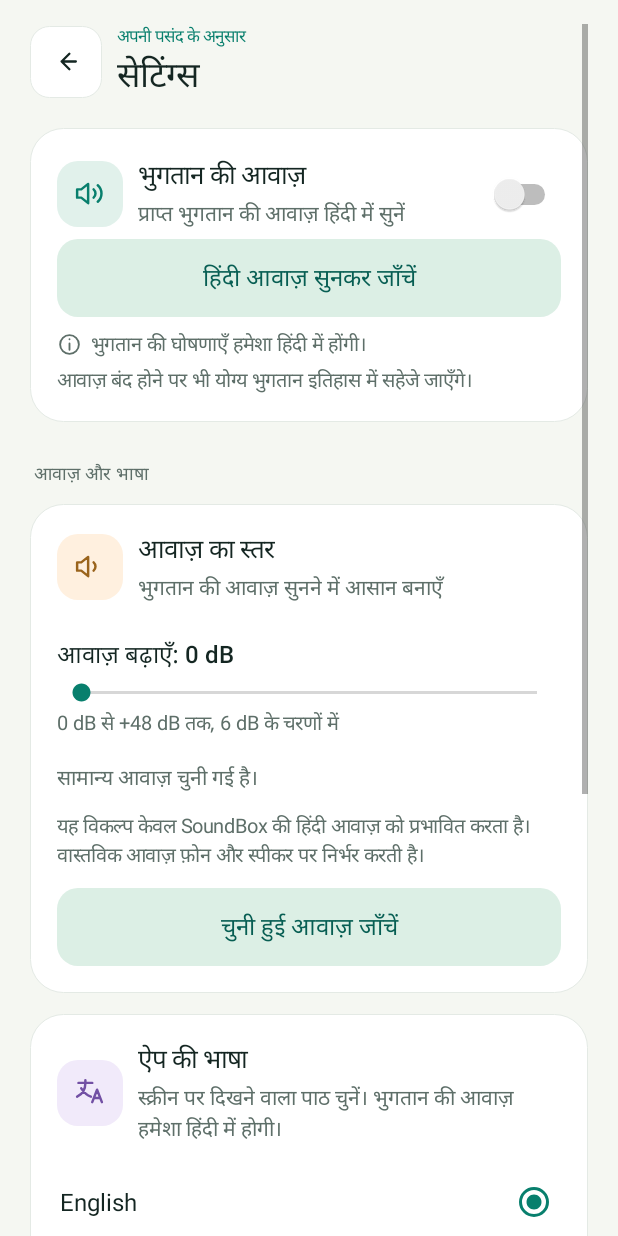
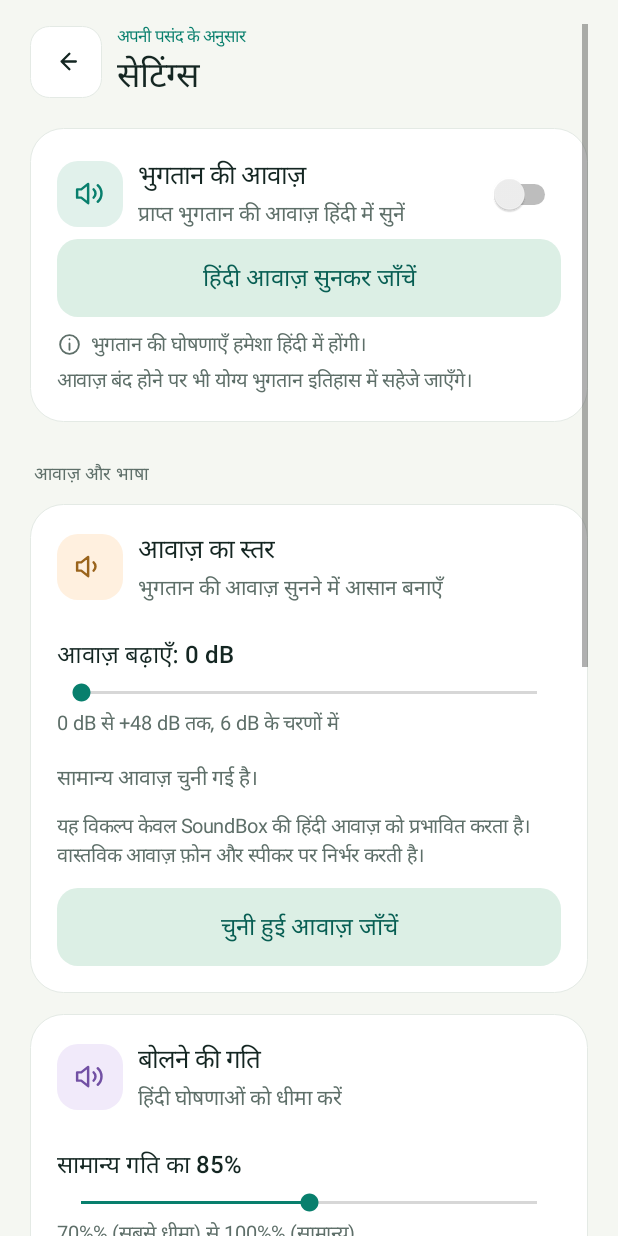
Before and after one commit to riteshsahu/soundbox, an Android app: the screen it shows after launch (MainActivity), after a tap on "सेटिंग्स खोलें", on a phone screen of 412 x 824 dp. Run offline under Robolectric (Android 15) with nearby library versions, the phone set to English and light mode, and no system bars.

Commit message:
add speaking rate slider

```diff
--- a/app/src/main/java/com/soundbox/AppPreferences.kt
+++ b/app/src/main/java/com/soundbox/AppPreferences.kt
@@ -12,6 +12,8 @@ object AppPreferences {
     const val LOUDNESS_BOOST_DB = "loudness_boost_db"
     const val MAX_LOUDNESS_BOOST_DB = 48
     const val LOUDNESS_BOOST_STEP_DB = 6
+    const val SPEECH_RATE_PERCENT = "speech_rate_percent"
+    const val DEFAULT_SPEECH_RATE_PERCENT = 85
 
     fun uiLanguage(context: Context): String = context
         .getSharedPreferences(FILE_NAME, Context.MODE_PRIVATE)
@@ -59,4 +61,15 @@ object AppPreferences {
             .apply()
     }
 
+    fun speechRatePercent(context: Context): Int = context
+        .getSharedPreferences(FILE_NAME, Context.MODE_PRIVATE)
+        .getInt(SPEECH_RATE_PERCENT, DEFAULT_SPEECH_RATE_PERCENT)
+        .coerceIn(70, 100)
+
+    fun setSpeechRatePercent(context: Context, percent: Int) {
+        context.getSharedPreferences(FILE_NAME, Context.MODE_PRIVATE).edit()
+            .putInt(SPEECH_RATE_PERCENT, percent.coerceIn(70, 100))
+            .apply()
+    }
+
 }
--- a/app/src/main/java/com/soundbox/MainActivity.kt
+++ b/app/src/main/java/com/soundbox/MainActivity.kt
@@ -536,6 +536,14 @@ class MainActivity : Activity() {
             speechController?.speakHindi(getString(R.string.test_speech_phrase))
         }
 
+        val speechRate = card(parent)
+        addSettingHeading(speechRate, R.drawable.ic_speaker, R.color.language_surface,
+            getString(R.string.speech_rate_title), getString(R.string.speech_rate_description))
+        addSpeechRateSlider(speechRate)
+        addAction(speechRate, getString(R.string.test_speech_rate), primary = false, enabled = hindiVoiceReady) {
+            speechController?.speakHindi(getString(R.string.test_speech_phrase))
+        }
+
         val language = card(parent)
         addSettingHeading(language, R.drawable.ic_language, R.color.language_surface,
             getString(R.string.app_language), getString(R.string.language_choice_hint))
@@ -678,6 +686,34 @@ class MainActivity : Activity() {
         }
         parent.addView(slider)
         addText(parent, getString(R.string.speech_boost_range), 13f, R.color.muted_ink, top = 2)
+    }
+
+    private fun addSpeechRateSlider(parent: LinearLayout) {
+        val percent = AppPreferences.speechRatePercent(this)
+        val label = makeTextView(getString(R.string.speech_rate_value, percent), 16f, R.color.ink, medium = true)
+        parent.addView(label, margin(top = 10, bottom = 4))
+        val slider = SeekBar(this).apply {
+            max = 6
+            progress = (percent - 70) / 5
+            contentDescription = getString(R.string.speech_rate_title)
+            minimumHeight = dp(52)
+            setOnSeekBarChangeListener(object : SeekBar.OnSeekBarChangeListener {
+                override fun onProgressChanged(seekBar: SeekBar?, progress: Int, fromUser: Boolean) {
+                    val selected = 70 + progress * 5
+                    label.text = getString(R.string.speech_rate_value, selected)
+                    if (fromUser) {
+                        AppPreferences.setSpeechRatePercent(this@MainActivity, selected)
+                        speechController?.setSpeechRatePercent(selected)
+                        sendBroadcast(Intent(SpeechActions.SET_SPEECH_RATE).setPackage(packageName)
+                            .putExtra(SpeechActions.EXTRA_SPEECH_RATE_PERCENT, selected))
+                    }
+                }
+                override fun onStartTrackingTouch(seekBar: SeekBar?) = Unit
+                override fun onStopTrackingTouch(seekBar: SeekBar?) = Unit
+            })
+        }
+        parent.addView(slider)
+        addText(parent, getString(R.string.speech_rate_range), 13f, R.color.muted_ink, top = 2)
     }
 
     private fun addLanguageChoice(parent: LinearLayout, language: String, label: String) {
--- a/app/src/main/java/com/soundbox/speech/HindiSpeechController.kt
+++ b/app/src/main/java/com/soundbox/speech/HindiSpeechController.kt
@@ -17,8 +17,9 @@ class HindiSpeechController(
     context: Context,
     private val onReadinessChanged: (Boolean) -> Unit,
     private val onBoostAvailabilityChanged: (Boolean?) -> Unit = {},
-    initialBoostEnabled: Boolean = false
-    , initialBoostDb: Int = 12
+    initialBoostEnabled: Boolean = false,
+    initialBoostDb: Int = 12,
+    initialSpeechRatePercent: Int = 85
 ) {
     private val appContext = context.applicationContext
     private val audioManager = appContext.getSystemService(Context.AUDIO_SERVICE) as AudioManager
@@ -31,6 +32,7 @@ class HindiSpeechController(
     private var textToSpeech: TextToSpeech? = null
     private var loudnessEnhancer: LoudnessEnhancer? = null
     private var boostGainDb = if (initialBoostEnabled) initialBoostDb.coerceIn(6, 48) else 0
+    private var speechRatePercent = initialSpeechRatePercent.coerceIn(70, 100)
     private var focusRequest: AudioFocusRequest? = null
     private var focusHeld = false
     private var waitingForFocus = false
@@ -73,6 +75,7 @@ class HindiSpeechController(
                 val localeStatus = engine!!.setLanguage(voice!!.locale)
                 if (localeStatus >= TextToSpeech.LANG_AVAILABLE) {
                     engine.voice = voice
+                    engine.setSpeechRate(speechRatePercent / 100f)
                     engine.setAudioAttributes(
                         AudioAttributes.Builder()
                             .setUsage(AudioAttributes.USAGE_ASSISTANCE_ACCESSIBILITY)
@@ -122,6 +125,11 @@ class HindiSpeechController(
         }
         if (!isReady) return null
         return applyBoost()
+    }
+
+    fun setSpeechRatePercent(percent: Int) {
+        speechRatePercent = percent.coerceIn(70, 100)
+        textToSpeech?.setSpeechRate(speechRatePercent / 100f)
     }
 
     fun shutdown() {
--- a/app/src/main/java/com/soundbox/speech/SpeechActions.kt
+++ b/app/src/main/java/com/soundbox/speech/SpeechActions.kt
@@ -6,4 +6,6 @@ object SpeechActions {
     const val SET_LOUDNESS_BOOST = "com.soundbox.action.SET_LOUDNESS_BOOST"
     const val EXTRA_BOOST_ENABLED = "boost_enabled"
     const val EXTRA_BOOST_DB = "boost_db"
+    const val SET_SPEECH_RATE = "com.soundbox.action.SET_SPEECH_RATE"
+    const val EXTRA_SPEECH_RATE_PERCENT = "speech_rate_percent"
 }
--- a/app/src/main/res/values/strings.xml
+++ b/app/src/main/res/values/strings.xml
@@ -171,4 +171,9 @@
     <string name="custom_date_range">तारीख़ सीमा</string>
     <string name="speech_boost_level">आवाज़ बढ़ाएँ</string>
     <string name="speech_boost_range">0 dB से +48 dB तक, 6 dB के चरणों में</string>
+    <string name="speech_rate_title">बोलने की गति</string>
+    <string name="speech_rate_description">हिंदी घोषणाओं को धीमा करें</string>
+    <string name="speech_rate_value">सामान्य गति का %1$d%%</string>
+    <string name="speech_rate_range">70%% (सबसे धीमा) से 100%% (सामान्य)</string>
+    <string name="test_speech_rate">इस गति को सुनें</string>
 </resources>
```
Also changed, not shown: app/src/main/java/com/soundbox/notifications/PaymentNotificationListener.kt (+10 -2 lines), 1 other file.
